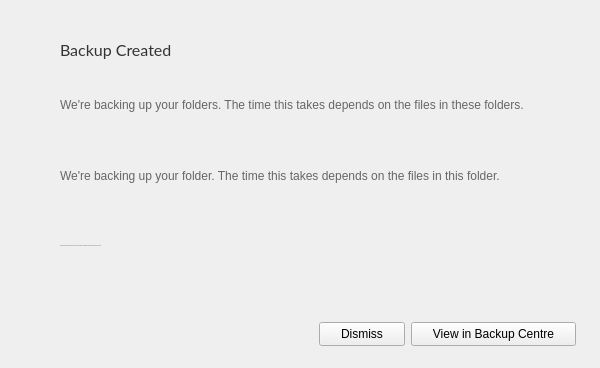
Above: src/MEGASync/gui/win/BackupsWizard.ui from meganz/MEGAsync before the change. Below: the same form after it.
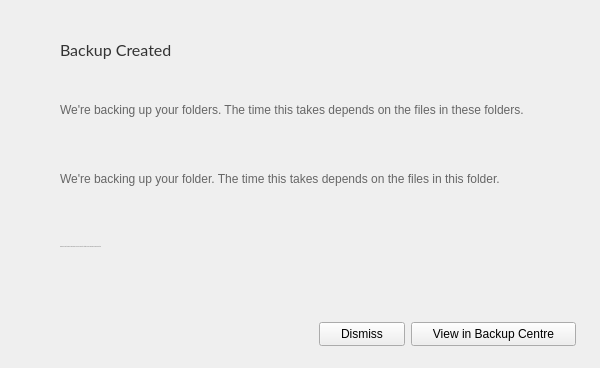
That is the form after the change. Icons and pictures are not drawn.

What changed in the file:
```diff
--- a/src/MEGASync/gui/win/BackupsWizard.ui
+++ b/src/MEGASync/gui/win/BackupsWizard.ui
@@ -928,7 +928,7 @@
        <item>
         <layout class="QVBoxLayout" name="verticalLayout_3" stretch="0,1">
          <property name="spacing">
-          <number>10</number>
+          <number>16</number>
          </property>
          <item alignment="Qt::AlignTop">
           <widget class="QLabel" name="lTitle">
```
